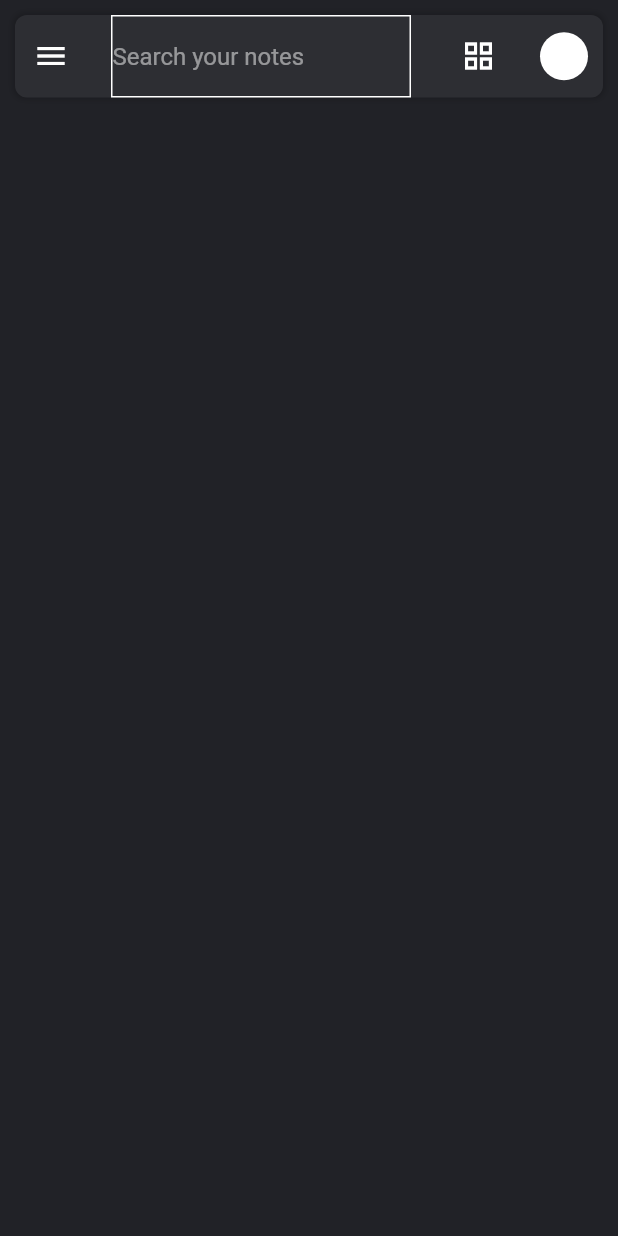
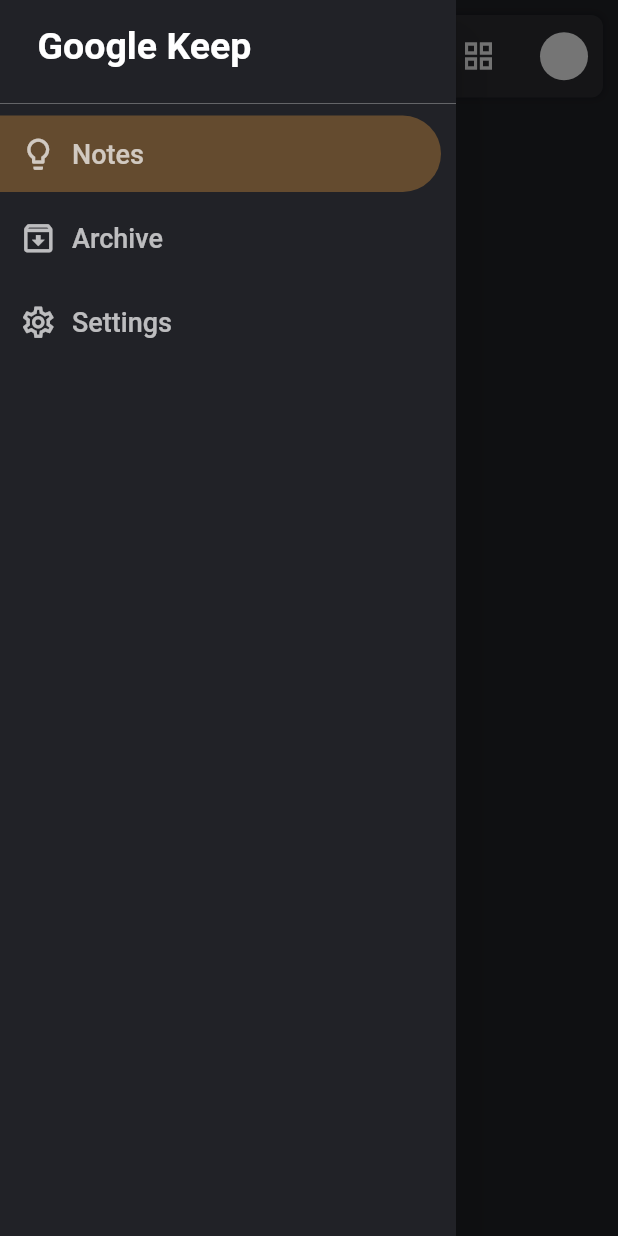
Before and after one commit to ImranIqbalS/Flutter-note-app, a Flutter app: the screen it shows after launch, after a tap on the "menu" icon, on a phone screen of 412 x 824 dp. Run offline on Flutter 3.47's test engine with Material 2 defaults, Android fonts, the phone set to English and light mode, and no system bars.

Commit message:
part 1 UI completed

```diff
--- /dev/null
+++ b/lib/SideMenuBar.dart
@@ -0,0 +1,182 @@
+import 'package:flutter/material.dart';
+import 'package:note_app/colors.dart';
+
+class SideMenu extends StatefulWidget {
+  const SideMenu({Key? key}) : super(key: key);
+
+  @override
+  _SideMenuState createState() => _SideMenuState();
+}
+
+class _SideMenuState extends State<SideMenu> {
+  @override
+  Widget build(BuildContext context) {
+    return Drawer(
+      child: Container(
+        decoration: BoxDecoration(color: bgColor),
+        child: SafeArea(
+          child: Column(
+            crossAxisAlignment: CrossAxisAlignment.start,
+            children: [
+              Container(
+                margin: EdgeInsets.symmetric(horizontal: 25, vertical: 16),
+                child: Text(
+                  "Google Keep",
+                  style: TextStyle(
+                    color: white,
+                    fontSize: 25,
+                    fontWeight: FontWeight.bold,
+                  ),
+                ),
+              ),
+              Divider(
+                color: white.withOpacity(0.3),
+              ),
+              sectionOne(),
+              SizedBox(
+                height: 5,
+              ),
+              sectionTwo(),
+              SizedBox(
+                height: 5,
+              ),
+              sectionSetting(),
+            ],
+          ),
+        ),
+      ),
+    );
+  }
+
+  Widget sectionOne() {
+    return Container(
+      margin: EdgeInsets.only(right: 10),
+      child: TextButton(
+        style: ButtonStyle(
+          backgroundColor: MaterialStateProperty.all(
+            Colors.orangeAccent.withOpacity(0.3),
+          ),
+          shape: MaterialStateProperty.all<RoundedRectangleBorder>(
+            RoundedRectangleBorder(
+              borderRadius: BorderRadius.only(
+                topRight: Radius.circular(50),
+                bottomRight: Radius.circular(50),
+              ),
+            ),
+          ),
+        ),
+        onPressed: () {},
+        child: Container(
+          padding: EdgeInsets.all(5),
+          child: Row(
+            children: [
+              Icon(
+                Icons.lightbulb_outline,
+                size: 25,
+                color: white.withOpacity(0.7),
+              ),
+              SizedBox(
+                width: 10,
+              ),
+              Text(
+                "Notes",
+                style: TextStyle(
+                  color: white.withOpacity(0.7),
+                  fontSize: 18,
+                ),
+              ),
+            ],
+          ),
+        ),
+      ),
+    );
+  }
+
+  Widget sectionTwo() {
+    return Container(
+      margin: EdgeInsets.only(right: 10),
+      child: TextButton(
+        style: ButtonStyle(
+          // backgroundColor: MaterialStateProperty.all(
+          //   Colors.orangeAccent.withOpacity(0.3),
+          // ),
+          shape: MaterialStateProperty.all<RoundedRectangleBorder>(
+            RoundedRectangleBorder(
+              borderRadius: BorderRadius.only(
+                topRight: Radius.circular(50),
+                bottomRight: Radius.circular(50),
+              ),
+            ),
+          ),
+        ),
+        onPressed: () {},
+        child: Container(
+          padding: EdgeInsets.all(5),
+          child: Row(
+            children: [
+              Icon(
+                Icons.archive_outlined,
+                size: 25,
+                color: white.withOpacity(0.7),
+              ),
+              SizedBox(
+                width: 10,
+              ),
+              Text(
+                "Archive",
+                style: TextStyle(
+                  color: white.withOpacity(0.7),
+                  fontSize: 18,
+                ),
+              ),
+            ],
+          ),
+        ),
+      ),
+    );
+  }
+
+  Widget sectionSetting() {
+    return Container(
+      margin: EdgeInsets.only(right: 10),
+      child: TextButton(
+        style: ButtonStyle(
+          // backgroundColor: MaterialStateProperty.all(
+          //   Colors.orangeAccent.withOpacity(0.3),
+          // ),
+          shape: MaterialStateProperty.all<RoundedRectangleBorder>(
+            RoundedRectangleBorder(
+              borderRadius: BorderRadius.only(
+                topRight: Radius.circular(50),
+                bottomRight: Radius.circular(50),
+              ),
+            ),
+          ),
+        ),
+        onPressed: () {},
+        child: Container(
+          padding: EdgeInsets.all(5),
+          child: Row(
+            children: [
+              Icon(
+                Icons.settings_outlined,
+                size: 25,
+                color: white.withOpacity(0.7),
+              ),
+              SizedBox(
+                width: 10,
+              ),
+              Text(
+                "Settings",
+                style: TextStyle(
+                  color: white.withOpacity(0.7),
+                  fontSize: 18,
+                ),
+              ),
+            ],
+          ),
+        ),
+      ),
+    );
+  }
+}
--- a/lib/home.dart
+++ b/lib/home.dart
@@ -1,4 +1,5 @@
 import 'package:flutter/material.dart';
+import 'package:note_app/SideMenuBar.dart';
 import 'package:note_app/colors.dart';
 
 class Home extends StatefulWidget {
@@ -9,10 +10,14 @@ class Home extends StatefulWidget {
 }
 
 class _HomeState extends State<Home> {
+  GlobalKey<ScaffoldState> _drawerKey = GlobalKey();
   @override
   Widget build(BuildContext context) {
     return Scaffold(
       backgroundColor: bgColor,
+      key: _drawerKey,
+      endDrawerEnableOpenDragGesture: true,
+      drawer: SideMenu(),
       body: SafeArea(
         child: Container(
           child: Column(
@@ -38,7 +43,10 @@ class _HomeState extends State<Home> {
                     Row(
                       children: [
                         IconButton(
-                          onPressed: () {},
+                          onPressed: () {
+                            // open drawer menu
+                            _drawerKey.currentState!.openDrawer();
+                          },
                           icon: Icon(
                             Icons.menu,
                             color: white,
@@ -99,7 +107,23 @@ class _HomeState extends State<Home> {
                     ),
                   ],
                 ),
-              )
+              ),
+              Container(
+                margin:
+                    const EdgeInsets.symmetric(horizontal: 25, vertical: 10),
+                child: Column(
+                  children: [
+                    Text(
+                      "All",
+                      style: TextStyle(
+                        color: white.withOpacity(0.5),
+                        fontSize: 12,
+                        fontWeight: FontWeight.bold,
+                      ),
+                    ),
+                  ],
+                ),
+              ),
             ],
           ),
         ),
```
